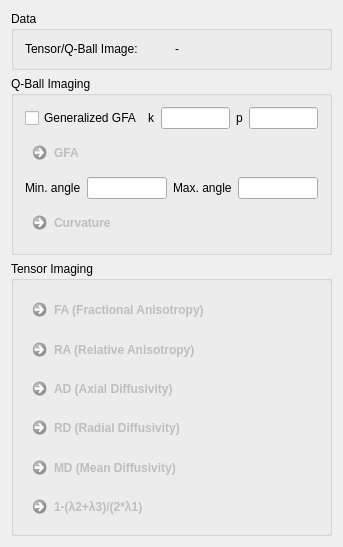
Qt form Plugins/org.mitk.gui.qt.diffusionimaging/src/internal/QmitkDiffusionQuantificationViewControls.ui (MITK/MITK) before a commit.
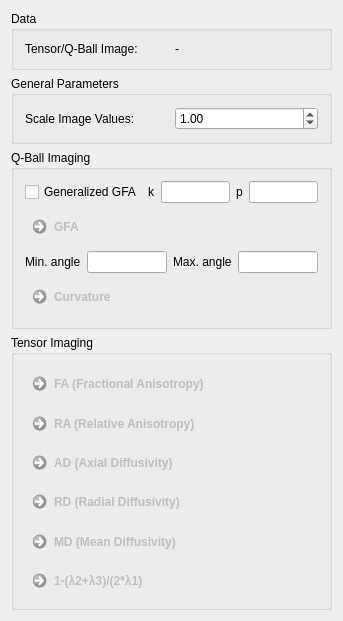
The same form after that commit.

Commit message: COMP: missing gui element

The edit to the form file:
```diff
--- a/Plugins/org.mitk.gui.qt.diffusionimaging/src/internal/QmitkDiffusionQuantificationViewControls.ui
+++ b/Plugins/org.mitk.gui.qt.diffusionimaging/src/internal/QmitkDiffusionQuantificationViewControls.ui
@@ -7,7 +7,7 @@
     <x>0</x>
     <y>0</y>
     <width>343</width>
-    <height>484</height>
+    <height>543</height>
    </rect>
   </property>
   <property name="minimumSize">
@@ -43,6 +43,32 @@
      </layout>
     </widget>
    </item>
+   <item>
+    <widget class="QGroupBox" name="groupBox_4">
+     <property name="title">
+      <string>General Parameters</string>
+     </property>
+     <layout class="QGridLayout" name="gridLayout_2">
+      <item row="0" column="0">
+       <widget class="QLabel" name="label_2">
+        <property name="text">
+         <string>Scale Image Values:</string>
+        </property>
+       </widget>
+      </item>
+      <item row="0" column="1">
+       <widget class="QDoubleSpinBox" name="m_ScaleImageValuesBox">
+        <property name="maximum">
+         <double>100.000000000000000</double>
+        </property>
+        <property name="value">
+         <double>1.000000000000000</double>
+        </property>
+       </widget>
+      </item>
+     </layout>
+    </widget>
+   </item>
    <item>
     <widget class="QGroupBox" name="groupBox">
      <property name="title">
```
